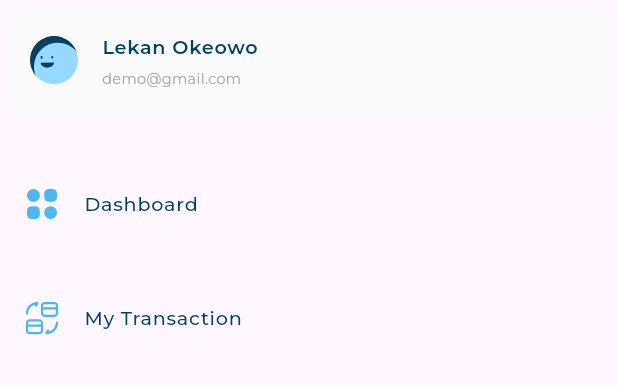
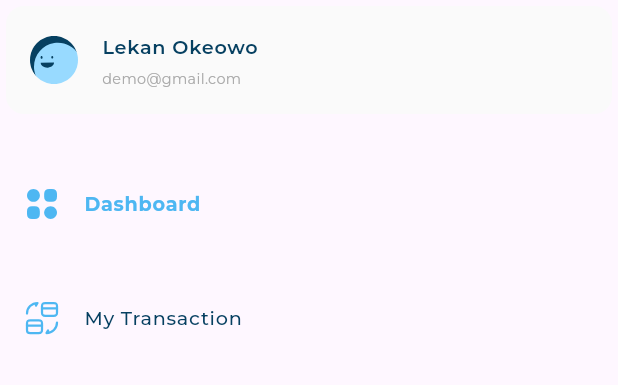
Before and after one commit to cshazem1/responsive_dash_board, a Flutter app: the CustomDrawer widget shown alone on an empty page, opened directly, on a phone screen of 412 x 824 dp. Shown: the top 385 px of the screen. Run offline on Flutter 3.47's test engine with Material 3 defaults, Android fonts, the phone set to English and light mode, and no system bars; our stand-ins replace flutter_svg; project files that could hold a hidden picture were left out.

Commit message:
add drawer_item_list_view

```diff
--- a/lib/feature/home/presentation/views/widgets/custom_drawer.dart
+++ b/lib/feature/home/presentation/views/widgets/custom_drawer.dart
@@ -2,19 +2,11 @@ import 'package:flutter/cupertino.dart';
 import 'package:flutter/material.dart';
 import 'package:responsive_dash_board/feature/home/presentation/views/widgets/user_info_list_tile.dart';
 
-import '../../../../../core/models/drawer_item_model.dart';
 import '../../../../../core/utils/app_images.dart';
 import 'drawer_item_list_view.dart';
 
 class CustomDrawer extends StatelessWidget {
   const CustomDrawer({super.key});
-  static const List<DrawerItemModel> items = [
-    DrawerItemModel(image: Assets.imagesDashboard, title: "Dashboard"),
-    DrawerItemModel(image: Assets.imagesMyTransctions, title: "My Transaction"),
-    DrawerItemModel(image: Assets.imagesStatistics, title: "My Statistics"),
-    DrawerItemModel(image: Assets.imagesWalletAccount, title: "Wallet Account"),
-    DrawerItemModel(image: Assets.imagesMyInvestments, title: "My Investments"),
-  ];
   @override
   Widget build(BuildContext context) {
     return const Column(
@@ -32,7 +24,7 @@ class CustomDrawer extends StatelessWidget {
           height: 8,
         ),
         Expanded(
-          child: DrawerItemListView(items: items),
+          child: DrawerItemListView(),
         ),
       ],
     );
--- a/lib/feature/home/presentation/views/widgets/drawer_item.dart
+++ b/lib/feature/home/presentation/views/widgets/drawer_item.dart
@@ -5,13 +5,25 @@ import 'package:responsive_dash_board/core/models/drawer_item_model.dart';
 import '../../../../../core/utils/app_styles.dart';
 
 class DrawerItem extends StatelessWidget {
-  const DrawerItem({super.key,required this.drawerItemModel});
-final DrawerItemModel drawerItemModel;
+  const DrawerItem(
+      {super.key, required this.drawerItemModel, required this.active,required this.onClick});
+  final DrawerItemModel drawerItemModel;
+  final bool active;
+ final void Function()? onClick;
   @override
   Widget build(BuildContext context) {
-    return  ListTile(
-      title: Text(drawerItemModel.title,style: AppStyles.styleMedium16(context),),
-      leading: SvgPicture.asset(drawerItemModel.image),
+    return GestureDetector(
+      onTap: onClick,
+      child: ListTile(
+        title: Text(
+          drawerItemModel.title,
+          style: active
+              ? AppStyles.styleBold16(context)
+                  .copyWith(color: const Color(0xff4EB7F2))
+              : AppStyles.styleMedium16(context),
+        ),
+        leading: SvgPicture.asset(drawerItemModel.image),
+      ),
     );
   }
 }
--- a/lib/feature/home/presentation/views/widgets/drawer_item_list_view.dart
+++ b/lib/feature/home/presentation/views/widgets/drawer_item_list_view.dart
@@ -1,16 +1,31 @@
 import 'package:flutter/material.dart';
 
 import '../../../../../core/models/drawer_item_model.dart';
+import '../../../../../core/utils/app_images.dart';
 import 'drawer_item.dart';
 
-class DrawerItemListView extends StatelessWidget {
+class DrawerItemListView extends StatefulWidget {
   const DrawerItemListView({
     super.key,
-    required this.items,
   });
 
-  final List<DrawerItemModel> items;
+  @override
+  State<DrawerItemListView> createState() => _DrawerItemListViewState();
+}
 
+class _DrawerItemListViewState extends State<DrawerItemListView> {
+  final List<DrawerItemModel> items = [
+    const DrawerItemModel(image: Assets.imagesDashboard, title: "Dashboard"),
+    const DrawerItemModel(
+        image: Assets.imagesMyTransctions, title: "My Transaction"),
+    const DrawerItemModel(
+        image: Assets.imagesStatistics, title: "My Statistics"),
+    const DrawerItemModel(
+        image: Assets.imagesWalletAccount, title: "Wallet Account"),
+    const DrawerItemModel(
+        image: Assets.imagesMyInvestments, title: "My Investments"),
+  ];
+  int activeIndex = 0;
   @override
   Widget build(BuildContext context) {
     return ListView.builder(
@@ -18,7 +33,20 @@ class DrawerItemListView extends StatelessWidget {
       itemBuilder: (context, index) {
         return Padding(
           padding: const EdgeInsets.only(top: 20.0),
-          child: DrawerItem(drawerItemModel: items[index]),
+          child: DrawerItem(
+            drawerItemModel: items[index],
+            active: index == activeIndex,
+            onClick: () {
+
+              if(activeIndex!= index)
+             { setState(() {
+                activeIndex = index;
+              });
+               print("wow");
+             }
+
+            },
+          ),
         );
       },
     );
```
